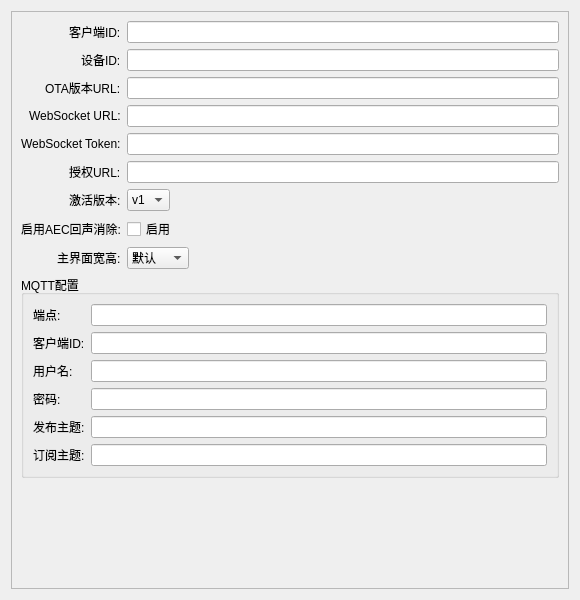
First picture: the form in src/views/settings/components/system_options/system_options_widget.ui, repository huangjunsen0406/py-xiaozhi, before the edit.
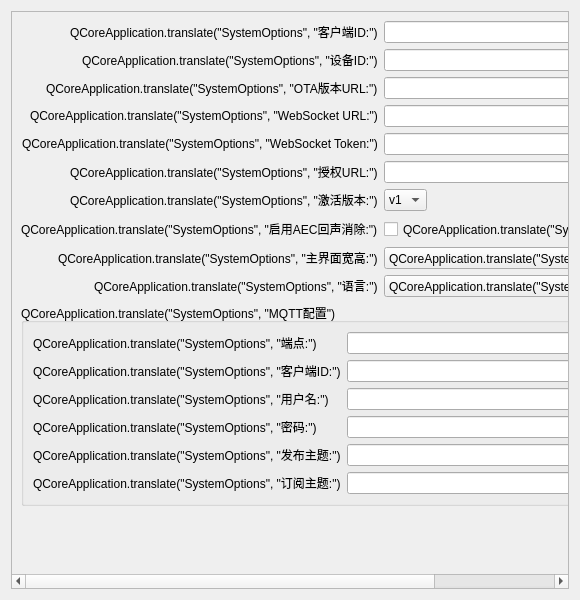
Second picture: the form after the edit.

```diff
--- a/src/views/settings/components/system_options/system_options_widget.ui
+++ b/src/views/settings/components/system_options/system_options_widget.ui
@@ -38,7 +38,7 @@
        <item row="0" column="0">
         <widget class="QLabel" name="label_client_id">
          <property name="text">
-          <string>客户端ID:</string>
+           <string>QCoreApplication.translate("SystemOptions", "客户端ID:")</string>
          </property>
         </widget>
        </item>
@@ -48,7 +48,7 @@
        <item row="1" column="0">
         <widget class="QLabel" name="label_device_id">
          <property name="text">
-          <string>设备ID:</string>
+           <string>QCoreApplication.translate("SystemOptions", "设备ID:")</string>
          </property>
         </widget>
        </item>
@@ -58,7 +58,7 @@
        <item row="2" column="0">
         <widget class="QLabel" name="label_ota_url">
          <property name="text">
-          <string>OTA版本URL:</string>
+           <string>QCoreApplication.translate("SystemOptions", "OTA版本URL:")</string>
          </property>
         </widget>
        </item>
@@ -68,7 +68,7 @@
        <item row="3" column="0">
         <widget class="QLabel" name="label_websocket_url">
          <property name="text">
-          <string>WebSocket URL:</string>
+           <string>QCoreApplication.translate("SystemOptions", "WebSocket URL:")</string>
          </property>
         </widget>
        </item>
@@ -78,7 +78,7 @@
        <item row="4" column="0">
         <widget class="QLabel" name="label_websocket_token">
          <property name="text">
-          <string>WebSocket Token:</string>
+           <string>QCoreApplication.translate("SystemOptions", "WebSocket Token:")</string>
          </property>
         </widget>
        </item>
@@ -92,7 +92,7 @@
        <item row="5" column="0">
         <widget class="QLabel" name="label_authorization_url">
          <property name="text">
-          <string>授权URL:</string>
+           <string>QCoreApplication.translate("SystemOptions", "授权URL:")</string>
          </property>
         </widget>
        </item>
@@ -102,7 +102,7 @@
        <item row="6" column="0">
         <widget class="QLabel" name="label_activation_version">
          <property name="text">
-          <string>激活版本:</string>
+           <string>QCoreApplication.translate("SystemOptions", "激活版本:")</string>
          </property>
         </widget>
        </item>
@@ -123,21 +123,21 @@
        <item row="7" column="0">
         <widget class="QLabel" name="label_aec_enabled">
          <property name="text">
-          <string>启用AEC回声消除:</string>
+           <string>QCoreApplication.translate("SystemOptions", "启用AEC回声消除:")</string>
          </property>
         </widget>
        </item>
        <item row="7" column="1">
         <widget class="QCheckBox" name="aec_enabled_check">
          <property name="text">
-          <string>启用</string>
+           <string>QCoreApplication.translate("SystemOptions", "启用")</string>
          </property>
         </widget>
        </item>
        <item row="8" column="0">
         <widget class="QLabel" name="label_window_size">
          <property name="text">
-          <string>主界面宽高:</string>
+           <string>QCoreApplication.translate("SystemOptions", "主界面宽高:")</string>
          </property>
         </widget>
        </item>
@@ -145,7 +145,7 @@
         <widget class="QComboBox" name="window_size_combo">
          <item>
           <property name="text">
-           <string>默认</string>
+           <string>QCoreApplication.translate("SystemOptions", "默认")</string>
           </property>
          </item>
          <item>
@@ -160,16 +160,42 @@
          </item>
         </widget>
        </item>
-       <item row="9" column="0" colspan="2">
+        <item row="9" column="0">
+         <widget class="QLabel" name="label_language">
+          <property name="text">
+           <string>QCoreApplication.translate("SystemOptions", "语言:")</string>
+          </property>
+         </widget>
+        </item>
+        <item row="9" column="1">
+         <widget class="QComboBox" name="language_combo">
+           <item>
+            <property name="text">
+             <string>QCoreApplication.translate("SystemOptions", "简体中文")</string>
+            </property>
+           </item>
+          <item>
+           <property name="text">
+            <string>English</string>
+           </property>
+          </item>
+          <item>
+           <property name="text">
+            <string>Русский</string>
+           </property>
+          </item>
+         </widget>
+        </item>
+        <item row="10" column="0" colspan="2">
         <widget class="QGroupBox" name="mqtt_group">
          <property name="title">
-          <string>MQTT配置</string>
+           <string>QCoreApplication.translate("SystemOptions", "MQTT配置")</string>
          </property>
          <layout class="QFormLayout" name="mqtt_form">
           <item row="0" column="0">
            <widget class="QLabel" name="label_mqtt_endpoint">
             <property name="text">
-             <string>端点:</string>
+              <string>QCoreApplication.translate("SystemOptions", "端点:")</string>
             </property>
            </widget>
           </item>
@@ -179,7 +205,7 @@
           <item row="1" column="0">
            <widget class="QLabel" name="label_mqtt_client_id">
             <property name="text">
-             <string>客户端ID:</string>
+              <string>QCoreApplication.translate("SystemOptions", "客户端ID:")</string>
             </property>
            </widget>
           </item>
@@ -189,7 +215,7 @@
           <item row="2" column="0">
            <widget class="QLabel" name="label_mqtt_username">
             <property name="text">
-             <string>用户名:</string>
+              <string>QCoreApplication.translate("SystemOptions", "用户名:")</string>
             </property>
            </widget>
           </item>
@@ -199,7 +225,7 @@
           <item row="3" column="0">
            <widget class="QLabel" name="label_mqtt_password">
             <property name="text">
-             <string>密码:</string>
+              <string>QCoreApplication.translate("SystemOptions", "密码:")</string>
             </property>
            </widget>
           </item>
@@ -213,7 +239,7 @@
           <item row="4" column="0">
            <widget class="QLabel" name="label_mqtt_publish_topic">
             <property name="text">
-             <string>发布主题:</string>
+              <string>QCoreApplication.translate("SystemOptions", "发布主题:")</string>
             </property>
            </widget>
           </item>
@@ -223,7 +249,7 @@
           <item row="5" column="0">
            <widget class="QLabel" name="label_mqtt_subscribe_topic">
             <property name="text">
-             <string>订阅主题:</string>
+              <string>QCoreApplication.translate("SystemOptions", "订阅主题:")</string>
             </property>
            </widget>
           </item>
```
Left out of the diff: 2 changed lines with no effect on the pictures. Lines whose indentation alone changed are shown as unchanged.
